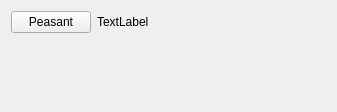
Old version of the form ui/HumanTownHallUI.ui in the repository kkohoutek/warcraft.
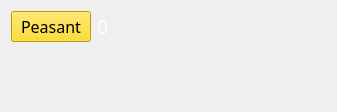
New version of the form.

The edit to the form file:
```diff
--- a/ui/HumanTownHallUI.ui
+++ b/ui/HumanTownHallUI.ui
@@ -25,13 +25,34 @@
    </property>
    <item row="1" column="1">
     <widget class="QLabel" name="count">
+     <property name="font">
+      <font>
+       <family>Gentium Book Basic</family>
+       <pointsize>14</pointsize>
+      </font>
+     </property>
+     <property name="styleSheet">
+      <string notr="true">color: white;</string>
+     </property>
+     <property name="frameShadow">
+      <enum>QFrame::Plain</enum>
+     </property>
      <property name="text">
-      <string>TextLabel</string>
+      <string>0</string>
      </property>
     </widget>
    </item>
    <item row="1" column="0">
     <widget class="QPushButton" name="peasantButton">
+     <property name="font">
+      <font>
+       <family>Gentium Book Basic</family>
+       <pointsize>12</pointsize>
+      </font>
+     </property>
+     <property name="styleSheet">
+      <string notr="true">background: gold;</string>
+     </property>
      <property name="text">
       <string>Peasant</string>
      </property>
```
